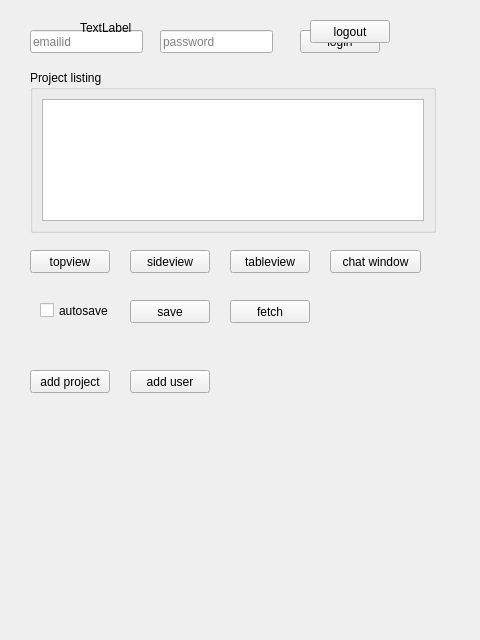
Above: mslib/msui/ui/ui_mscolab_window.ui from Open-MSS/MSS before the change. Below: the same form after it.
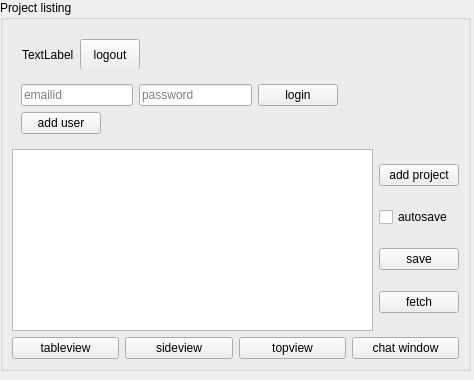
That is the form after the change.

Diff of the .ui file:
```diff
--- a/mslib/msui/ui/ui_mscolab_window.ui
+++ b/mslib/msui/ui/ui_mscolab_window.ui
@@ -6,22 +6,41 @@
    <rect>
     <x>0</x>
     <y>0</y>
-    <width>480</width>
-    <height>640</height>
+    <width>474</width>
+    <height>380</height>
    </rect>
   </property>
+  <property name="sizePolicy">
+   <sizepolicy hsizetype="MinimumExpanding" vsizetype="MinimumExpanding">
+    <horstretch>0</horstretch>
+    <verstretch>0</verstretch>
+   </sizepolicy>
+  </property>
+  <property name="minimumSize">
+   <size>
+    <width>474</width>
+    <height>380</height>
+   </size>
+  </property>
   <property name="windowTitle">
    <string>Mscolab Projects</string>
   </property>
+  <widget class="QWidget" name="verticalLayoutWidget_5">
+   <property name="geometry">
+    <rect>
+     <x>0</x>
+     <y>0</y>
+     <width>471</width>
+     <height>371</height>
+    </rect>
+   </property>
+   <layout class="QVBoxLayout" name="verticalLayout_6">
+    <item>
+     <layout class="QVBoxLayout" name="verticalLayout_4">
+      <item>
+       <layout class="QVBoxLayout" name="verticalLayout_3">
+        <item>
   <widget class="QGroupBox" name="groupBox">
-   <property name="geometry">
-    <rect>
-     <x>30</x>
-     <y>70</y>
-     <width>406</width>
-     <height>163</height>
-    </rect>
-   </property>
    <property name="title">
     <string>Project listing</string>
    </property>
@@ -30,224 +49,243 @@
    </property>
    <layout class="QVBoxLayout" name="verticalLayout">
     <item>
-     <widget class="QListWidget" name="listProjects">
-      <property name="toolTip">
-       <string>List of mscolab projects.</string>
-      </property>
-      <property name="alternatingRowColors">
-       <bool>false</bool>
-      </property>
-      <property name="textElideMode">
-       <enum>Qt::ElideNone</enum>
-      </property>
-     </widget>
-    </item>
-   </layout>
-  </widget>
+            <widget class="QWidget" name="loggedInWidget" native="true">
+             <property name="enabled">
+              <bool>true</bool>
+             </property>
+             <property name="sizePolicy">
+              <sizepolicy hsizetype="Expanding" vsizetype="Expanding">
+               <horstretch>0</horstretch>
+               <verstretch>0</verstretch>
+              </sizepolicy>
+             </property>
+             <property name="minimumSize">
+              <size>
+               <width>200</width>
+               <height>40</height>
+              </size>
+             </property>
+             <widget class="QWidget" name="horizontalLayoutWidget_4">
+              <property name="geometry">
+               <rect>
+                <x>10</x>
+                <y>10</y>
+                <width>181</width>
+                <height>31</height>
+               </rect>
+              </property>
+              <layout class="QHBoxLayout" name="horizontalLayout_4">
+               <item>
+                <widget class="QLabel" name="label">
+                 <property name="sizePolicy">
+                  <sizepolicy hsizetype="Minimum" vsizetype="Preferred">
+                   <horstretch>0</horstretch>
+                   <verstretch>0</verstretch>
+                  </sizepolicy>
+                 </property>
+                 <property name="maximumSize">
+                  <size>
+                   <width>300</width>
+                   <height>16777215</height>
+                  </size>
+                 </property>
+                 <property name="text">
+                  <string>TextLabel</string>
+                 </property>
+                </widget>
+               </item>
+               <item>
+                <widget class="QPushButton" name="logoutButton">
+                 <property name="sizePolicy">
+                  <sizepolicy hsizetype="Minimum" vsizetype="Expanding">
+                   <horstretch>0</horstretch>
+                   <verstretch>0</verstretch>
+                  </sizepolicy>
+                 </property>
+                 <property name="minimumSize">
+                  <size>
+                   <width>60</width>
+                   <height>0</height>
+                  </size>
+                 </property>
+                 <property name="maximumSize">
+                  <size>
+                   <width>60</width>
+                   <height>16777215</height>
+                  </size>
+                 </property>
+                 <property name="text">
+                  <string>logout</string>
+                 </property>
+                </widget>
+               </item>
+               <item>
+                <spacer name="horizontalSpacer">
+                 <property name="orientation">
+                  <enum>Qt::Horizontal</enum>
+                 </property>
+                 <property name="sizeHint" stdset="0">
+                  <size>
+                   <width>40</width>
+                   <height>20</height>
+                  </size>
+                 </property>
+                </spacer>
+               </item>
+              </layout>
+             </widget>
+            </widget>
+           </item>
+           <item>
   <widget class="QWidget" name="loginWidget" native="true">
-   <property name="geometry">
-    <rect>
-     <x>30</x>
-     <y>20</y>
-     <width>401</width>
-     <height>41</height>
-    </rect>
-   </property>
+             <layout class="QVBoxLayout" name="verticalLayout_8">
+              <item>
+               <layout class="QVBoxLayout" name="verticalLayout_5">
+                <item>
+                 <layout class="QHBoxLayout" name="horizontalLayout_3">
+                  <item>
    <widget class="QLineEdit" name="emailid">
-    <property name="geometry">
-     <rect>
-      <x>0</x>
-      <y>10</y>
-      <width>113</width>
-      <height>23</height>
-     </rect>
-    </property>
     <property name="placeholderText">
      <string>emailid</string>
     </property>
    </widget>
+                  </item>
+                  <item>
    <widget class="QLineEdit" name="password">
-    <property name="geometry">
-     <rect>
-      <x>130</x>
-      <y>10</y>
-      <width>113</width>
-      <height>23</height>
-     </rect>
-    </property>
     <property name="placeholderText">
      <string>password</string>
     </property>
    </widget>
+                  </item>
+                  <item>
    <widget class="QPushButton" name="loginButton">
-    <property name="geometry">
-     <rect>
-      <x>270</x>
-      <y>10</y>
-      <width>80</width>
-      <height>23</height>
-     </rect>
-    </property>
     <property name="text">
      <string>login</string>
     </property>
    </widget>
-  </widget>
-  <widget class="QWidget" name="loggedInWidget" native="true">
-   <property name="enabled">
-    <bool>true</bool>
-   </property>
-   <property name="geometry">
-    <rect>
-     <x>30</x>
-     <y>10</y>
-     <width>401</width>
-     <height>41</height>
-    </rect>
-   </property>
-   <widget class="QLabel" name="label">
-    <property name="geometry">
-     <rect>
-      <x>50</x>
-      <y>10</y>
-      <width>251</width>
-      <height>16</height>
-     </rect>
-    </property>
-    <property name="text">
-     <string>TextLabel</string>
-    </property>
-   </widget>
-   <widget class="QPushButton" name="logoutButton">
-    <property name="geometry">
-     <rect>
-      <x>280</x>
-      <y>10</y>
+                  </item>
+                  <item>
+                   <spacer name="horizontalSpacer_2">
+                    <property name="orientation">
+                     <enum>Qt::Horizontal</enum>
+                    </property>
+                    <property name="sizeHint" stdset="0">
+                     <size>
+                      <width>40</width>
+                      <height>20</height>
+                     </size>
+                    </property>
+                   </spacer>
+                  </item>
+                 </layout>
+                </item>
+                <item>
+                 <widget class="QPushButton" name="addUser">
+                  <property name="maximumSize">
+                   <size>
       <width>80</width>
-      <height>23</height>
-     </rect>
+                    <height>16777215</height>
+                   </size>
     </property>
     <property name="text">
-     <string>logout</string>
-    </property>
-   </widget>
-  </widget>
-  <widget class="QPushButton" name="topview">
-   <property name="geometry">
-    <rect>
-     <x>30</x>
-     <y>250</y>
-     <width>80</width>
-     <height>23</height>
-    </rect>
-   </property>
-   <property name="text">
-    <string>topview</string>
-   </property>
-  </widget>
-  <widget class="QPushButton" name="sideview">
-   <property name="geometry">
-    <rect>
-     <x>130</x>
-     <y>250</y>
-     <width>80</width>
-     <height>23</height>
-    </rect>
-   </property>
-   <property name="text">
-    <string>sideview</string>
-   </property>
-  </widget>
-  <widget class="QPushButton" name="tableview">
-   <property name="geometry">
-    <rect>
-     <x>230</x>
-     <y>250</y>
-     <width>80</width>
-     <height>23</height>
-    </rect>
-   </property>
+                   <string>add user</string>
+                  </property>
+                 </widget>
+                </item>
+               </layout>
+              </item>
+             </layout>
+            </widget>
+           </item>
+           <item>
+            <layout class="QHBoxLayout" name="horizontalLayout_2">
+             <item>
+              <widget class="QListWidget" name="listProjects">
+               <property name="toolTip">
+                <string>List of mscolab projects.</string>
+               </property>
+               <property name="alternatingRowColors">
+                <bool>false</bool>
+               </property>
+               <property name="textElideMode">
+                <enum>Qt::ElideNone</enum>
+               </property>
+              </widget>
+             </item>
+             <item>
+              <layout class="QVBoxLayout" name="verticalLayout_2">
+               <item>
+                <widget class="QPushButton" name="addProject">
    <property name="text">
-    <string>tableview</string>
-   </property>
-  </widget>
-  <widget class="QPushButton" name="save_ft">
-   <property name="geometry">
-    <rect>
-     <x>130</x>
-     <y>300</y>
-     <width>80</width>
-     <height>23</height>
-    </rect>
-   </property>
-   <property name="text">
-    <string>save</string>
-   </property>
-  </widget>
+                  <string>add project</string>
+                 </property>
+                </widget>
+               </item>
+               <item>
   <widget class="QCheckBox" name="autoSave">
-   <property name="geometry">
-    <rect>
-     <x>40</x>
-     <y>300</y>
-     <width>85</width>
-     <height>21</height>
-    </rect>
-   </property>
    <property name="text">
     <string>autosave</string>
    </property>
   </widget>
+               </item>
+               <item>
+                <widget class="QPushButton" name="save_ft">
+                 <property name="text">
+                  <string>save</string>
+                 </property>
+                </widget>
+               </item>
+               <item>
   <widget class="QPushButton" name="fetch_ft">
-   <property name="geometry">
-    <rect>
-     <x>230</x>
-     <y>300</y>
-     <width>80</width>
-     <height>23</height>
-    </rect>
-   </property>
    <property name="text">
     <string>fetch</string>
    </property>
   </widget>
+               </item>
+              </layout>
+             </item>
+            </layout>
+           </item>
+           <item>
+            <layout class="QHBoxLayout" name="horizontalLayout">
+             <item>
+              <widget class="QPushButton" name="tableview">
+               <property name="text">
+                <string>tableview</string>
+               </property>
+              </widget>
+             </item>
+             <item>
+              <widget class="QPushButton" name="sideview">
+               <property name="text">
+                <string>sideview</string>
+               </property>
+              </widget>
+             </item>
+             <item>
+              <widget class="QPushButton" name="topview">
+               <property name="text">
+                <string>topview</string>
+               </property>
+              </widget>
+             </item>
+             <item>
   <widget class="QPushButton" name="projWindow">
-   <property name="geometry">
-    <rect>
-     <x>330</x>
-     <y>250</y>
-     <width>91</width>
-     <height>23</height>
-    </rect>
-   </property>
    <property name="text">
     <string>chat window</string>
    </property>
   </widget>
-  <widget class="QPushButton" name="addProject">
-   <property name="geometry">
-    <rect>
-     <x>30</x>
-     <y>370</y>
-     <width>80</width>
-     <height>23</height>
-    </rect>
-   </property>
-   <property name="text">
-    <string>add project</string>
-   </property>
-  </widget>
-  <widget class="QPushButton" name="addUser">
-   <property name="geometry">
-    <rect>
-     <x>130</x>
-     <y>370</y>
-     <width>80</width>
-     <height>23</height>
-    </rect>
-   </property>
-   <property name="text">
-    <string>add user</string>
-   </property>
+             </item>
+            </layout>
+           </item>
+          </layout>
+         </widget>
+        </item>
+       </layout>
+      </item>
+     </layout>
+    </item>
+   </layout>
   </widget>
  </widget>
  <resources/>
```
Left out of the diff: 2 changed lines with no effect on the pictures. Lines whose indentation alone changed are shown as unchanged.
